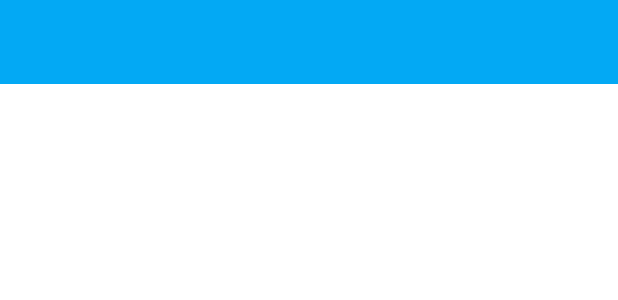
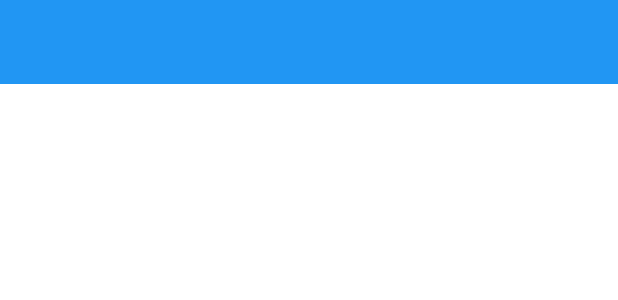
Before and after one commit to dilimanlabs/Pitstop-Android, an Android app: the layout activity_main.xml on its own in the app's theme, with its tools: preview values and no code run, on a phone screen of 412 x 824 dp. Shown: the top 300 px of the screen. Run offline under Robolectric (Android 15) with nearby library versions, the phone set to English and light mode, and no system bars.

Commit message:
Changed Primary Color

```diff
--- a/app/src/main/res/drawable/nav_bg.xml
+++ b/app/src/main/res/drawable/nav_bg.xml
@@ -9,24 +9,24 @@
 
     <item android:state_checked="true" android:state_pressed="true"
           android:state_enabled="true"
-          android:drawable="@color/light_blue_A200" />
+          android:drawable="@color/blue_A200" />
     <item android:state_checked="false" android:state_pressed="true"
           android:state_enabled="true"
-          android:drawable="@color/light_blue_A200" />
+          android:drawable="@color/blue_A200" />
 
     <item android:state_checked="true" android:state_focused="true"
           android:state_enabled="true"
-          android:drawable="@color/light_blue_A200" />
+          android:drawable="@color/blue_A200" />
     <item android:state_checked="false" android:state_focused="true"
           android:state_enabled="true"
-          android:drawable="@color/light_blue_A200" />
+          android:drawable="@color/blue_A200" />
 
     <item android:state_checked="false"
           android:state_enabled="true"
           android:drawable="@color/transparent" />
     <item android:state_checked="true"
           android:state_enabled="true"
-          android:drawable="@color/light_blue_A200" />
+          android:drawable="@color/blue_A200" />
 
     <!-- Disabled states -->
 
--- a/app/src/main/res/layout/activity_details.xml
+++ b/app/src/main/res/layout/activity_details.xml
@@ -20,7 +20,7 @@
         android:id="@+id/tabs"
         android:layout_width="match_parent"
         android:layout_height="48dp"
-        android:background="@color/light_blue_500"
+        android:background="@color/blue_500"
         res-auto:pstsIndicatorColor="@color/purple_A700"
         res-auto:pstsUnderlineColor="@color/transparent"
         res-auto:pstsDividerColor="@color/transparent"
--- a/app/src/main/res/layout/establishment_card.xml
+++ b/app/src/main/res/layout/establishment_card.xml
@@ -10,8 +10,11 @@
     android:paddingLeft="16dp"
     android:paddingRight="16dp">
 
+    <!--
+    android:background="@color/black_dividers"
+    -->
     <ImageView
-        android:background="@color/black_dividers"
+
         android:id="@+id/primaryImage"
         android:layout_width="40dp"
         android:layout_height="40dp"
--- a/app/src/main/res/layout/view_infocard.xml
+++ b/app/src/main/res/layout/view_infocard.xml
@@ -20,8 +20,11 @@
             android:animateLayoutChanges="true"
             android:orientation="horizontal">
 
+            <!--
+            android:background="@color/black_dividers"
+            -->
             <ImageView
-                android:background="@color/black_dividers"
+
                 android:id="@+id/estImage"
                 android:layout_width="40dp"
                 android:layout_height="40dp"
@@ -57,7 +60,7 @@
                     android:ellipsize="end"
                     android:gravity="bottom|left"
                     android:includeFontPadding="false"
-                    android:textColor="@color/light_blue_500"
+                    android:textColor="@color/blue_500"
                     res-auto:typeface="roboto_medium"/>
 
                 </LinearLayout>
--- a/app/src/main/res/values/styles.xml
+++ b/app/src/main/res/values/styles.xml
@@ -1,8 +1,8 @@
 <resources>
 
     <style name="AppTheme" parent="Theme.AppCompat.Light.NoActionBar">
-        <item name="colorPrimary">@color/light_blue_500</item>
-        <item name="colorPrimaryDark">@color/light_blue_900</item>
+        <item name="colorPrimary">@color/blue_500</item>
+        <item name="colorPrimaryDark">@color/blue_900</item>
         <item name="colorAccent">@color/purple_A700</item>
 
         <!-- You can also set colorControlNormal, colorControlActivated
```
Also changed, not shown: app/src/main/res/drawable-xhdpi/ic_launcher.png.
